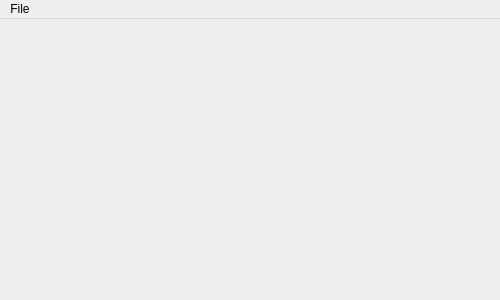
Above: examples/mini/mini.ui from kcjengr/qtpyvcp before the change. Below: the same form after it.
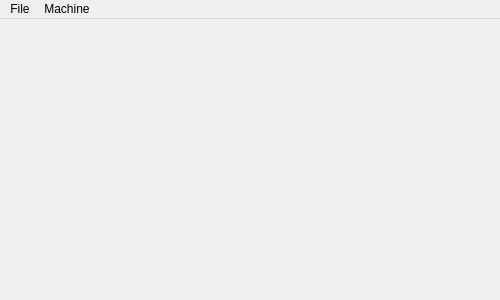
That is the form after the change. Custom widgets are drawn as their Qt base class.

Commit message: mini: add menu actions

```diff
--- a/examples/mini/mini.ui
+++ b/examples/mini/mini.ui
@@ -30,7 +30,15 @@
     <addaction name="actionOpen"/>
     <addaction name="actionExit"/>
    </widget>
+   <widget class="QMenu" name="menuMachine">
+    <property name="title">
+     <string>Machine</string>
+    </property>
+    <addaction name="action_EmergencyStop_toggle"/>
+    <addaction name="action_MachinePower_toggle"/>
+   </widget>
    <addaction name="menuFile"/>
+   <addaction name="menuMachine"/>
   </widget>
   <action name="actionOpen">
    <property name="text">
```
Left out of the diff: 10 changed lines with no effect on the pictures.
